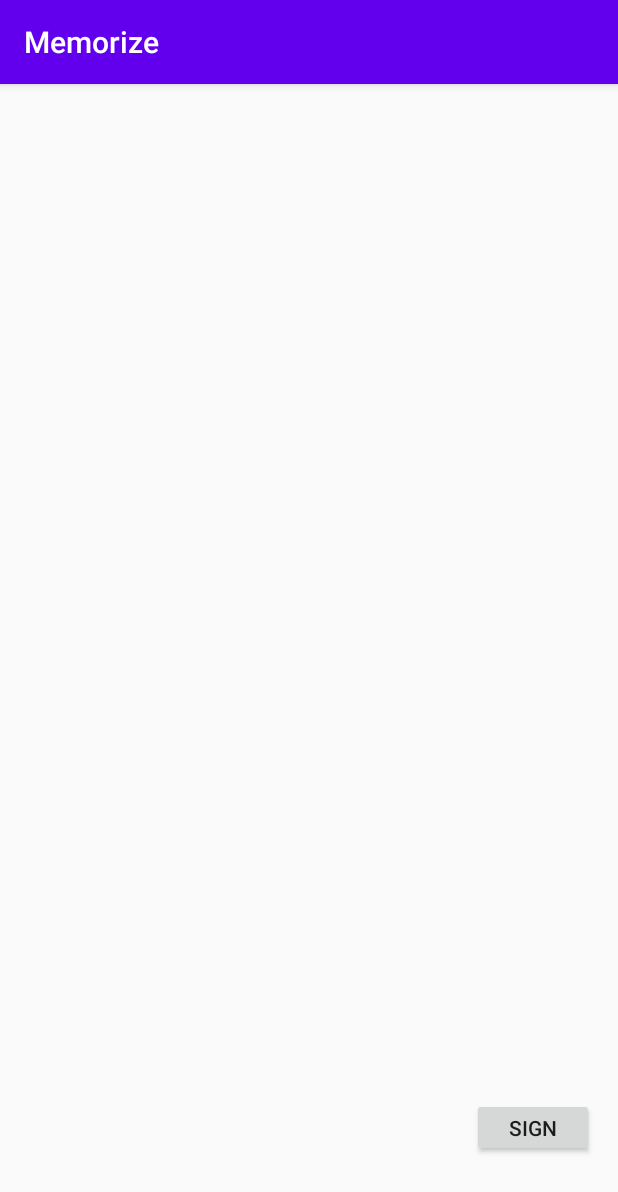
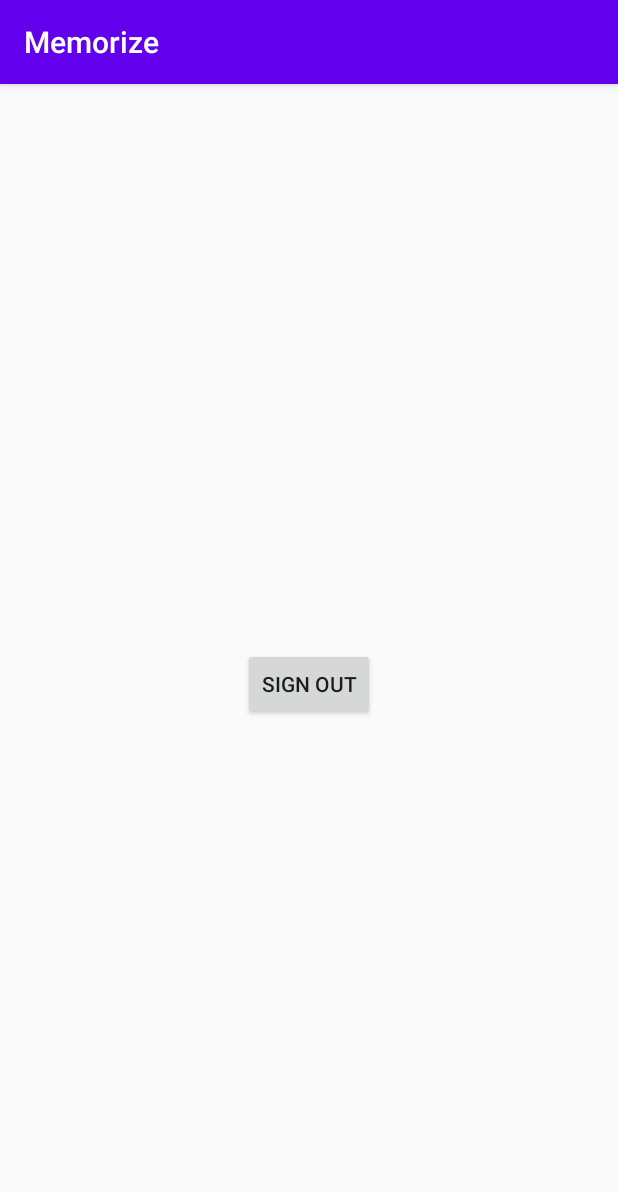
Before and after one commit to ddimoski/memorize, an Android app: the HomeActivity screen opened directly, with no data from a screen before it, on a phone screen of 412 x 824 dp. Shown: the top 1192 px of the screen. Run offline under Robolectric (Android 15) with nearby library versions, the phone set to English and light mode, and no system bars.

Commit message:
working sign out button

```diff
--- a/app/src/main/res/layout/activity_home.xml
+++ b/app/src/main/res/layout/activity_home.xml
@@ -9,14 +9,13 @@
 
     <Button
         android:id="@+id/btn_sign_out"
-        android:layout_width="81dp"
-        android:layout_height="39dp"
-        android:layout_marginTop="676dp"
+        android:layout_width="wrap_content"
+        android:layout_height="wrap_content"
+        android:layout_marginTop="376dp"
         android:onClick="signOutWithGoogle"
         android:text="@string/btn_sign_out"
         android:visibility="visible"
         app:layout_constraintEnd_toEndOf="parent"
-        app:layout_constraintHorizontal_bias="0.951"
         app:layout_constraintStart_toStartOf="parent"
         app:layout_constraintTop_toTopOf="parent" />
 </androidx.constraintlayout.widget.ConstraintLayout>
```
